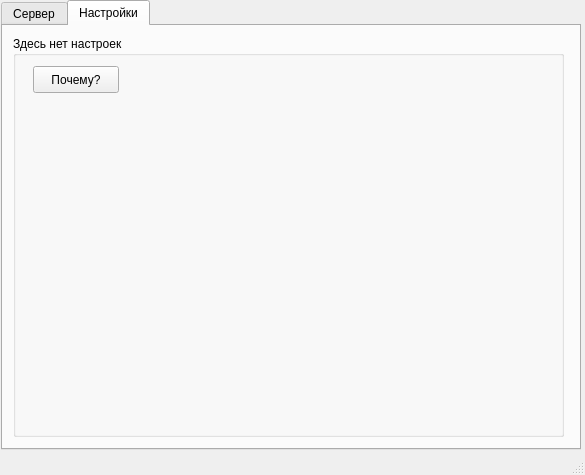
The window that main.ui (asdont/qt-proxyserver) describes before a commit, drawn with Qt 5.
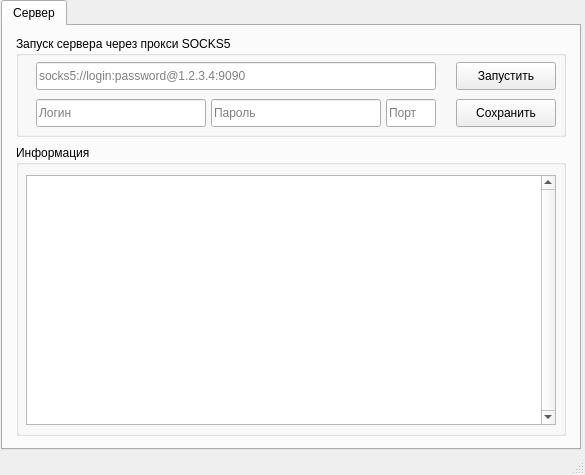
The same window after the commit. The open tabs and pages were chosen to show the change.

```diff
--- a/main.ui
+++ b/main.ui
@@ -187,37 +187,6 @@
       </widget>
      </widget>
     </widget>
-    <widget class="QWidget" name="tab">
-     <attribute name="title">
-      <string>Настройки</string>
-     </attribute>
-     <widget class="QGroupBox" name="groupBox">
-      <property name="geometry">
-       <rect>
-        <x>10</x>
-        <y>10</y>
-        <width>551</width>
-        <height>401</height>
-       </rect>
-      </property>
-      <property name="title">
-       <string>Здесь нет настроек</string>
-      </property>
-      <widget class="QPushButton" name="pushButtonWhy">
-       <property name="geometry">
-        <rect>
-         <x>20</x>
-         <y>30</y>
-         <width>86</width>
-         <height>27</height>
-        </rect>
-       </property>
-       <property name="text">
-        <string>Почему?</string>
-       </property>
-      </widget>
-     </widget>
-    </widget>
    </widget>
   </widget>
   <widget class="QStatusBar" name="statusbar"/>
```
